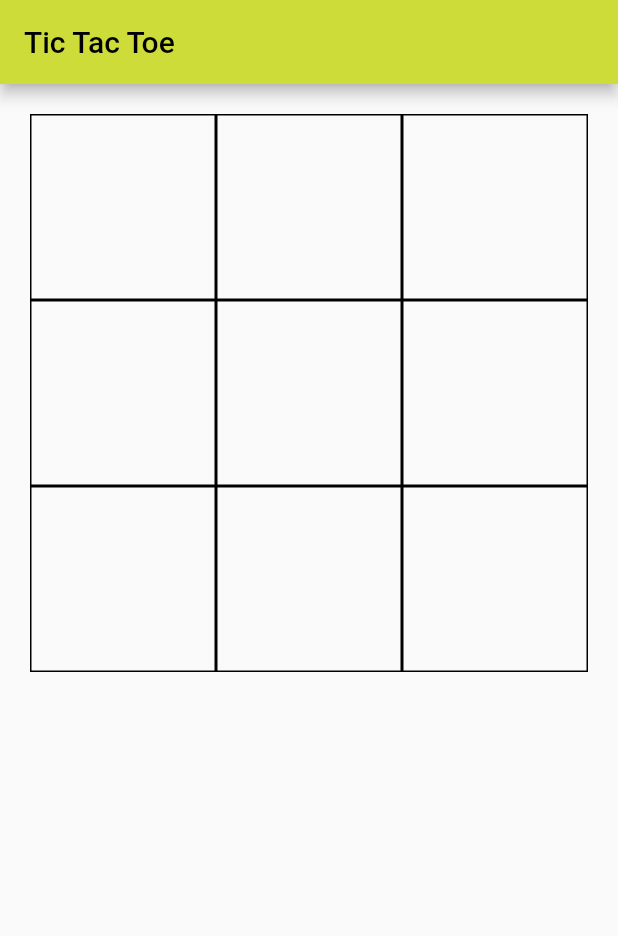
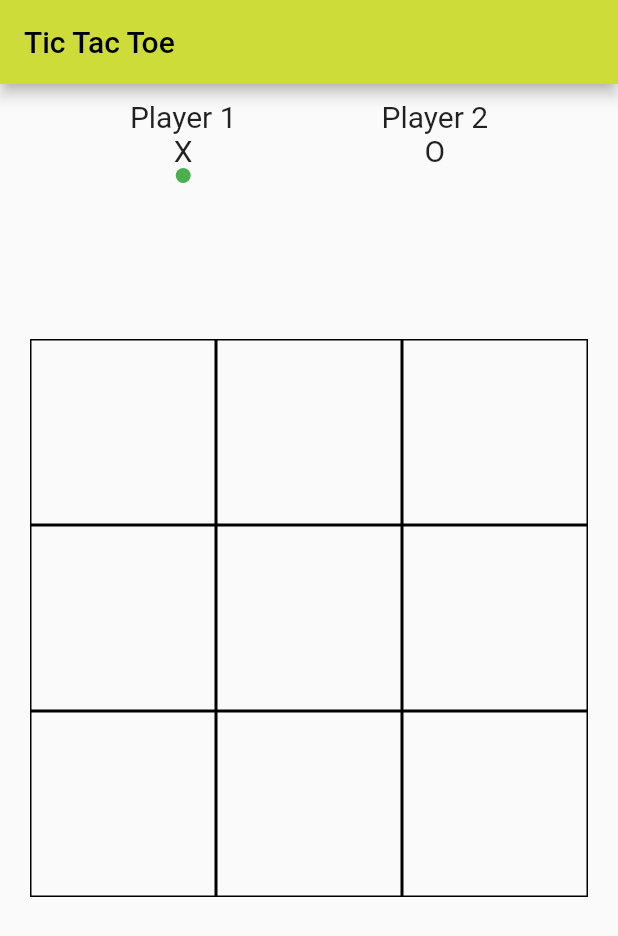
Before and after one commit to DavidMilai/simple-tic-tac-toe, a Flutter app: the screen it shows after launch, on a phone screen of 412 x 824 dp. Shown: the top 936 px of the screen. Run offline on Flutter 3.47's test engine with Material 2 defaults, Android fonts, the phone set to English and light mode, and no system bars; missing offline and left inert: alert.

Commit message:
switching players

```diff
--- a/lib/screens/home_screen.dart
+++ b/lib/screens/home_screen.dart
@@ -1,3 +1,4 @@
+import 'package:alert/alert.dart';
 import 'package:flutter/material.dart';
 
 class HomeScreen extends StatefulWidget {
@@ -8,45 +9,70 @@ class HomeScreen extends StatefulWidget {
 }
 
 class _HomeScreenState extends State<HomeScreen> {
+  bool isPlaying = true;
+
   List<int> playerOne = [], playerTwo = [];
 
   late List<String> board;
 
   checkforWinner(String value) {
-    //board[0,1,2]
-    //board[0,3,6]
-    //board[0,4,8]
-    //board[1,4,7]
-    //board[2,5,8]
-    //board[2,4,6]
-    //board[3,4,5]
-    //board[6,7,8]
     if (board[0] == value && board[1] == value && board[2] == value) {
       print("$value won");
+      restartGame();
+      Alert(message: 'Test').show();
     } else if (board[0] == value && board[3] == value && board[6] == value) {
       print("$value won");
+      restartGame();
     } else if (board[0] == value && board[4] == value && board[8] == value) {
+      restartGame();
       print("$value won");
     } else if (board[1] == value && board[4] == value && board[7] == value) {
+      restartGame();
       print("$value won");
     } else if (board[2] == value && board[5] == value && board[8] == value) {
+      restartGame();
       print("$value won");
     } else if (board[2] == value && board[4] == value && board[6] == value) {
+      restartGame();
       print("$value won");
     } else if (board[3] == value && board[4] == value && board[5] == value) {
+      restartGame();
       print("$value won");
     } else if (board[6] == value && board[7] == value && board[8] == value) {
+      restartGame();
       print("$value won");
     }
   }
 
   void playGame(int index) {
-    print(index);
     if (board[index] == 'Y') {
       setState(() {
-        board[index] = 'X';
+        if (isPlaying) {
+          board[index] = 'X';
+        } else {
+          board[index] = 'O';
+        }
       });
     }
+    checkforWinner("X");
+    checkforWinner("O");
+    isPlaying = !isPlaying;
+  }
+
+  void restartGame() {
+    setState(() {
+      board = [
+        "Y",
+        "Y",
+        "Y",
+        "Y",
+        "Y",
+        "Y",
+        "Y",
+        "Y",
+        "Y",
+      ];
+    });
   }
 
   @override
@@ -74,6 +100,56 @@ class _HomeScreenState extends State<HomeScreen> {
       appBar: AppBar(title: Text("Tic Tac Toe")),
       body: Column(
         children: [
+          Container(
+            height: 150,
+            child: Row(
+              mainAxisAlignment: MainAxisAlignment.spaceEvenly,
+              children: [
+                Container(
+                  padding: EdgeInsets.all(10),
+                  child: Column(
+                    children: [
+                      Text(
+                        "Player 1\nX",
+                        style: TextStyle(fontSize: 20),
+                        textAlign: TextAlign.center,
+                      ),
+                      if (isPlaying)
+                        Container(
+                          height: 10,
+                          width: 10,
+                          decoration: BoxDecoration(
+                              color: Colors.green,
+                              borderRadius:
+                                  BorderRadius.all(Radius.circular(20))),
+                        )
+                    ],
+                  ),
+                ),
+                Container(
+                  padding: EdgeInsets.all(10),
+                  child: Column(
+                    children: [
+                      Text(
+                        "Player 2\nO",
+                        style: TextStyle(fontSize: 20),
+                        textAlign: TextAlign.center,
+                      ),
+                      if (!isPlaying)
+                        Container(
+                          height: 10,
+                          width: 10,
+                          decoration: BoxDecoration(
+                              color: Colors.green,
+                              borderRadius:
+                                  BorderRadius.all(Radius.circular(20))),
+                        )
+                    ],
+                  ),
+                ),
+              ],
+            ),
+          ),
           Expanded(
             child: GridView.builder(
               padding: EdgeInsets.all(20.0),
--- a/pubspec.yaml
+++ b/pubspec.yaml
@@ -28,6 +28,7 @@ dependencies:
   # The following adds the Cupertino Icons font to your application.
   # Use with the CupertinoIcons class for iOS style icons.
   cupertino_icons: ^1.0.2
+  alert: ^2.0.1
 
 dev_dependencies:
   flutter_test:
```
Also changed, not shown: pubspec.lock.
